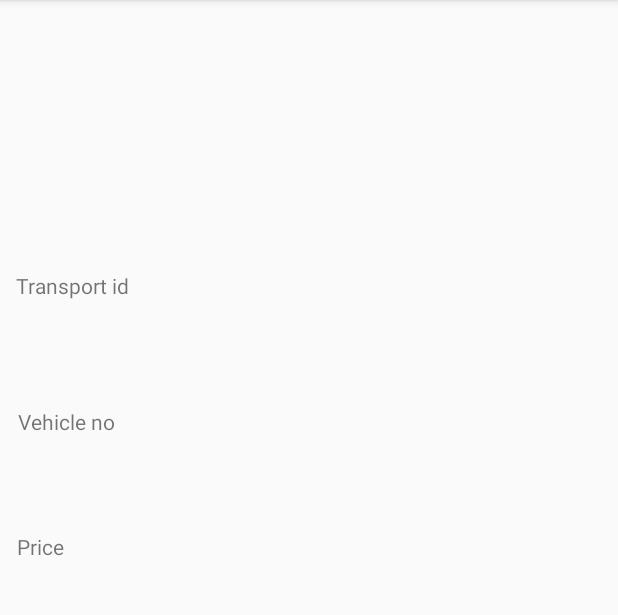
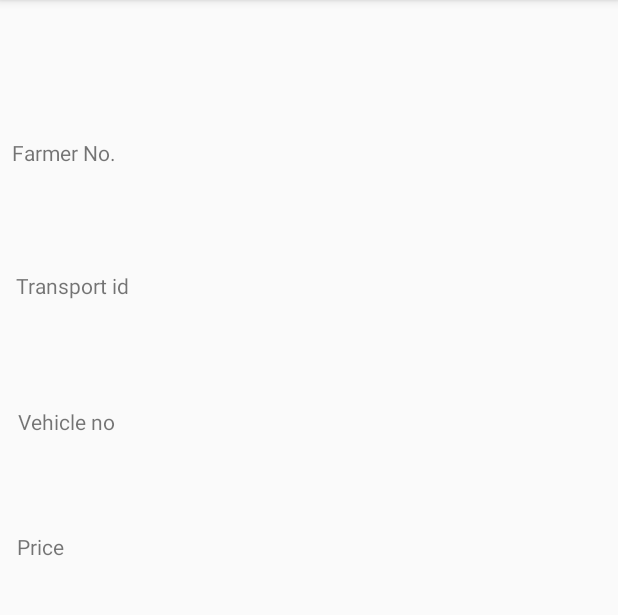
Before and after one commit to kmitProject111/MajorProject, an Android app: the FarmerCheckout screen opened directly, with no data from a screen before it, on a phone screen of 412 x 824 dp, the part 84-699 px from its top. Run offline under Robolectric (Android 15) with nearby library versions, the phone set to English and light mode, and no system bars; libraries missing offline, so code that uses them is left out: com.parse.

```diff
--- a/app/src/main/AndroidManifest.xml
+++ b/app/src/main/AndroidManifest.xml
@@ -13,7 +13,8 @@
         android:roundIcon="@mipmap/ic_launcher_round"
         android:supportsRtl="true"
         android:theme="@style/AppTheme">
-        <activity android:name=".FarmerCheckout"></activity>
+        <activity android:name=".FarmerBookingShow"></activity>
+        <activity android:name=".FarmerCheckout" />
         <activity android:name=".AddCropDetails" />
         <activity android:name=".FarmerBook" />
         <activity android:name=".ui.home.TransportAddVehicle" />
--- a/app/src/main/java/com/sih/majorproject/FarmerBook.java
+++ b/app/src/main/java/com/sih/majorproject/FarmerBook.java
@@ -24,7 +24,7 @@ public class FarmerBook extends AppCompatActivity {
      ArrayList<Vehicle> vl;
     ArrayList<String> al;
    ListView list;
-
+    String phone;
     @Override
     protected void onCreate(Bundle savedInstanceState) {
         super.onCreate(savedInstanceState);
@@ -47,6 +47,8 @@ public class FarmerBook extends AppCompatActivity {
                         al.add(obj.getString("capacity")+"-"+obj.getString("transport_id")+"-"+obj.getString("vehicle_no")+"-"+obj.getString("price"));
 
                     }
+                    Intent intent1 = getIntent();
+                    phone=intent1.getStringExtra("phone");
 
 
              //System.out.println(al.get(0)+"----------------------------");
@@ -62,6 +64,7 @@ public class FarmerBook extends AppCompatActivity {
                             Intent intent= new Intent(FarmerBook.this ,FarmerCheckout.class);
 
                             intent.putExtra("pos",position);
+                            intent.putExtra("phone",phone);
                             intent.putExtra("id",id);
                             intent.putExtra("t_id",vl.get(position).getTransport_id());
                             intent.putExtra("capacity",vl.get(position).getCapacity());
--- a/app/src/main/java/com/sih/majorproject/FarmerCheckout.java
+++ b/app/src/main/java/com/sih/majorproject/FarmerCheckout.java
@@ -2,9 +2,16 @@ package com.sih.majorproject;
 
 import android.content.Intent;
 import android.os.Bundle;
+import android.view.View;
+import android.widget.Button;
 import android.widget.TextView;
+import android.widget.Toast;
 
 import androidx.appcompat.app.AppCompatActivity;
+
+import com.parse.ParseException;
+import com.parse.ParseObject;
+import com.parse.SaveCallback;
 
 public class FarmerCheckout extends AppCompatActivity {
 
@@ -15,35 +22,79 @@ public class FarmerCheckout extends AppCompatActivity {
     String t_id;
     String v_no;
     String cap;
-String pri;
+    String pri;
+    String f_no;
+    TextView fno;
     TextView tid;
     TextView capacity ;
     TextView vno ;
     TextView price;
+    Button checkout;
 
 
     @Override
     protected void onCreate(Bundle savedInstanceState) {
         super.onCreate(savedInstanceState);
         setContentView(R.layout.activity_farmer_checkout);
+        fno=findViewById(R.id.farmer_phone_checkout);
         tid=findViewById(R.id.transport_id_checkout);
          capacity=findViewById(R.id.capacity_checkout) ;
          vno =findViewById(R.id.vehicle_no_checkout);
          price=findViewById(R.id.price_checkout);
         Intent intent = getIntent();
 
+        f_no=intent.getStringExtra("phone");
         id=intent.getStringExtra("id");
        pos= intent.getStringExtra("pos");
          t_id=intent.getStringExtra("t_id");
          v_no = intent.getStringExtra("v_no");
          cap=intent.getStringExtra("capacity");
             pri=intent.getStringExtra("price");
+        checkout=(Button) findViewById(R.id.button2);
+        checkout.setOnClickListener(new View.OnClickListener() {
+            @Override
+            public void onClick(View v) {
+                addBooking();
+                openBookingShow();
+            }
+        });
 
+         fno.setText(f_no);
          tid.setText(t_id);
          vno.setText(v_no);
          capacity.setText(cap);
          price.setText(pri);
 
 
+
+    }
+    public void addBooking(){
+        ParseObject booking = new ParseObject("Bookings");
+
+        booking.put("farmer_no",fno.getText().toString());
+        booking.put("transport_id",tid.getText().toString());
+        booking.put("vehicle_no",  vno.getText().toString());
+        booking.put("capacity",capacity.getText().toString());
+        booking.put("Price",price.getText().toString());
+
+        booking.saveInBackground(new SaveCallback() {
+            @Override
+            public void done(ParseException e) {
+                if (e == null) {
+                    // System.out.println("success");
+                    Toast.makeText(getApplicationContext(), "Booking added successfully", Toast.LENGTH_LONG).show();
+                } else {
+                    Toast.makeText(
+                            getApplicationContext(),
+                            e.getMessage(),
+                            Toast.LENGTH_LONG
+                    ).show();
+                }
+            }
+        });
+    }
+    public void openBookingShow(){
+        Intent intent1 = new Intent(this, FarmerBookingShow.class);
+        startActivity(intent1);
     }
 }
--- a/app/src/main/java/com/sih/majorproject/FarmerHome.java
+++ b/app/src/main/java/com/sih/majorproject/FarmerHome.java
@@ -28,7 +28,7 @@ public class FarmerHome extends AppCompatActivity {
         super.onCreate(savedInstanceState);
         Intent intent = getIntent();
         System.out.println(intent.getStringExtra("phone")+"--------------");
-         this.p=intent.getStringExtra("phone");
+        this.p=intent.getStringExtra("phone");
         this.pw=intent.getStringExtra("pword");
 
 
--- /dev/null
+++ b/app/src/main/res/layout/activity_bookingshow.xml
@@ -0,0 +1,6 @@
+<?xml version="1.0" encoding="utf-8"?>
+<ListView xmlns:android="http://schemas.android.com/apk/res/android"
+    android:layout_width="match_parent"
+    android:layout_height="match_parent">
+    tools:context=".FarmerBookingShow">
+</ListView>
--- a/app/src/main/res/layout/activity_farmer_checkout.xml
+++ b/app/src/main/res/layout/activity_farmer_checkout.xml
@@ -8,6 +8,28 @@
 
     <TextView
         android:id="@+id/textView10"
+        android:layout_width="177dp"
+        android:layout_height="21dp"
+        android:text="Farmer No."
+        app:layout_constraintBottom_toBottomOf="parent"
+        app:layout_constraintEnd_toEndOf="parent"
+        app:layout_constraintHorizontal_bias="0.034"
+        app:layout_constraintStart_toStartOf="parent"
+        app:layout_constraintTop_toTopOf="parent"
+        app:layout_constraintVertical_bias="0.123" />
+    <TextView
+        android:id="@+id/farmer_phone_checkout"
+        android:layout_width="180dp"
+        android:layout_height="22dp"
+        app:layout_constraintBottom_toBottomOf="parent"
+        app:layout_constraintEnd_toEndOf="parent"
+        app:layout_constraintHorizontal_bias="0.956"
+        app:layout_constraintStart_toStartOf="parent"
+        app:layout_constraintTop_toTopOf="parent"
+        app:layout_constraintVertical_bias="0.121" />
+
+    <TextView
+        android:id="@+id/textView11"
         android:layout_width="177dp"
         android:layout_height="21dp"
         android:text="Transport id"
@@ -28,6 +50,8 @@
         app:layout_constraintStart_toStartOf="parent"
         app:layout_constraintTop_toTopOf="parent"
         app:layout_constraintVertical_bias="0.242" />
+
+
 
     <TextView
         android:id="@+id/textView12"
--- a/build.gradle
+++ b/build.gradle
@@ -7,7 +7,7 @@ buildscript {
 
     }
     dependencies {
-        classpath 'com.android.tools.build:gradle:3.5.3'
+        classpath 'com.android.tools.build:gradle:3.6.1'
 
         // NOTE: Do not place your application dependencies here; they belong
         // in the individual module build.gradle files
```
Also changed, not shown: app/build.gradle (+5 -5 lines), app/src/main/java/com/sih/majorproject/FarmerBookingShow.java (added, +14 -0 lines), app/src/main/res/layout/fragment_home.xml (+11 -0 lines), gradle/wrapper/gradle-wrapper.properties, 1 other file.
